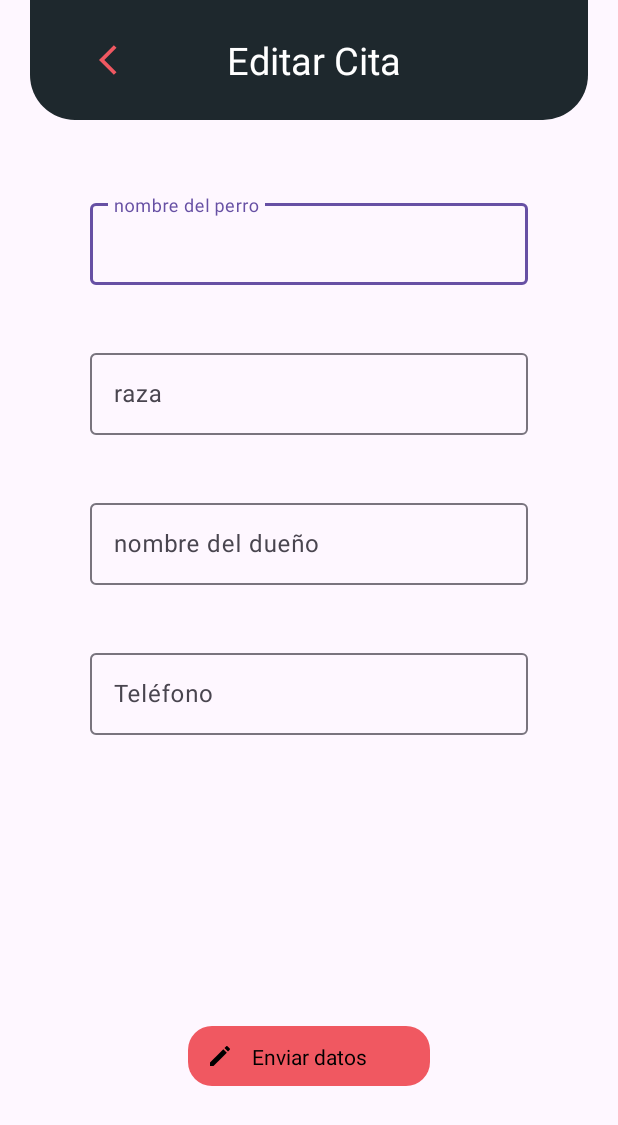
After one commit to ValSua/DogApp, an Android app: the EditActivity screen opened directly, with no data from a screen before it, on a phone screen of 412 x 824 dp. The commit adds this screen. Shown: the top 1125 px of the screen. Run offline under Robolectric (Android 15) with nearby library versions, the phone set to English and light mode, and no system bars; our stand-ins replace data binding; Roboto replaces fonts that are not available here; 1 statement that could not run was skipped.

Commit message:
toolbar personalizada, consumo de api y campos de texto controlados, funcionalidad botones

```diff
--- a/app/build.gradle.kts
+++ b/app/build.gradle.kts
@@ -36,6 +36,7 @@ android {
 
     buildFeatures{
         viewBinding = true
+        dataBinding= true
     }
 }
 
@@ -45,10 +46,15 @@ dependencies {
     implementation("androidx.appcompat:appcompat:1.6.1")
     implementation("com.google.android.material:material:1.12.0")
     implementation("androidx.constraintlayout:constraintlayout:2.1.4")
+    implementation("androidx.navigation:navigation-fragment-ktx:2.7.7")
+    implementation("androidx.navigation:navigation-ui-ktx:2.7.7")
     testImplementation("junit:junit:4.13.2")
     androidTestImplementation("androidx.test.ext:junit:1.1.5")
     androidTestImplementation("androidx.test.espresso:espresso-core:3.5.1")
     implementation("com.airbnb.android:lottie:3.7.0")
     implementation("androidx.biometric:biometric:1.1.0")
     implementation("androidx.biometric:biometric-ktx:1.2.0-alpha04")
+    implementation ("com.squareup.retrofit2:retrofit:2.9.0")
+    implementation("com.squareup.retrofit2:converter-gson:2.9.0")
+
 }
--- /dev/null
+++ b/app/src/main/java/com/example/dogapp/EditActivity.kt
@@ -0,0 +1,132 @@
+package com.example.dogapp
+
+import android.graphics.Color
+import android.os.Bundle
+import android.text.Editable
+import android.text.TextWatcher
+import android.widget.ArrayAdapter
+import android.widget.AutoCompleteTextView
+import android.widget.ImageButton
+import android.widget.TextView
+import android.widget.Toast
+import androidx.appcompat.app.AppCompatActivity
+import androidx.appcompat.widget.Toolbar
+import com.example.dogapp.databinding.ActivityEditBinding
+import com.google.android.material.textfield.TextInputEditText
+import retrofit2.Call
+import retrofit2.Callback
+import retrofit2.Response
+import retrofit2.Retrofit
+import retrofit2.converter.gson.GsonConverterFactory
+import retrofit2.create
+import retrofit2.http.GET
+import java.security.Provider.Service
+
+
+class EditActivity : AppCompatActivity() {
+
+    private lateinit var binding: ActivityEditBinding
+
+    override fun onCreate(savedInstanceState: Bundle?) {
+        super.onCreate(savedInstanceState)
+        binding = ActivityEditBinding.inflate(layoutInflater)
+        setContentView(binding.root)
+
+        // Configuración de la barra de herramientas (Toolbar)
+        val toolbar = findViewById<Toolbar>(R.id.toolbar)
+        setSupportActionBar(toolbar)
+
+        // Configuración del clic en el ícono de navegación
+        toolbar.setNavigationOnClickListener {
+            // Cierra esta actividad y regresa a la actividad anterior
+            finish()
+        }
+
+        // Obtener referencias a las vistas
+        val btnEnviarDatos = findViewById<ImageButton>(R.id.btnenviarDatos)
+        val textNameDog  = findViewById<TextInputEditText>(R.id.nombrePerro)
+        val textRazaDog = binding.raza
+        val textNameDueno = findViewById<TextInputEditText>(R.id.nombreDueno)
+        val numberPhone = findViewById<TextInputEditText>(R.id.telefono)
+        val textbtn = findViewById<TextView>(R.id.enviarDatosText)
+
+        // Definir el TextWatcher para verificar los campos llenos
+        val textWatcher = object : TextWatcher {
+            override fun beforeTextChanged(s: CharSequence?, start: Int, count: Int, after: Int) {}
+
+            override fun onTextChanged(s: CharSequence?, start: Int, before: Int, count: Int) {
+                // Verificar si todos los EditText contienen información
+                val isAllFilled = !textNameDog.text.isNullOrBlank() &&
+                        !textRazaDog.text.isNullOrBlank() &&
+                        !textNameDueno.text.isNullOrBlank() &&
+                        !numberPhone.text.isNullOrBlank()
+
+                // Si todos los EditText contienen información, habilitar el ImageButton
+                btnEnviarDatos.isEnabled = isAllFilled
+
+                // Cambiar el color del texto según si todos los campos están llenos o no
+                textbtn.setTextColor(if (isAllFilled) Color.WHITE else Color.BLACK)
+            }
+
+            override fun afterTextChanged(s: Editable?) {}
+        }
+
+
+
+        // Aplicar el TextWatcher a cada EditText
+        textRazaDog.addTextChangedListener(textWatcher)
+        textNameDog.addTextChangedListener(textWatcher)
+        textNameDueno.addTextChangedListener(textWatcher)
+        numberPhone.addTextChangedListener(textWatcher)
+
+        // Configuración del clic en el botón de envío de datos
+        btnEnviarDatos.setOnClickListener {
+            // Verificar si todos los campos están llenos
+            if (btnEnviarDatos.isEnabled) {
+                // Realizar la acción deseada si todos los campos están llenos
+                Toast.makeText(this, "ImageButton clicked", Toast.LENGTH_SHORT).show()
+            } else {
+                // Realizar alguna otra acción si no todos los campos están llenos
+                // Por ejemplo, no hacer nada
+            }
+        }
+
+        // Deshabilitar el botón de envío de datos inicialmente
+        btnEnviarDatos.isEnabled = false
+
+        setupAutoCompleteTextView()
+    }
+
+    private fun setupAutoCompleteTextView() {
+        val retrofit = Retrofit.Builder()
+            .baseUrl("https://dog.ceo/")
+            .addConverterFactory(GsonConverterFactory.create())
+            .build()
+
+        val service = retrofit.create(DogService::class.java)
+
+        service.getBreeds().enqueue(object : Callback<BreedsResponse> {
+            override fun onResponse(call: Call<BreedsResponse>, response: Response<BreedsResponse>) {
+            if (response.isSuccessful) {
+                val breeds = response.body()?.message?.keys?.toList() ?: emptyList()
+                val adapter = ArrayAdapter(this@EditActivity, android.R.layout.simple_dropdown_item_1line, breeds)
+                binding.raza.setAdapter(adapter)
+            }
+        }
+
+            override fun onFailure(call: Call<BreedsResponse>, t: Throwable) {
+            Toast.makeText(this@EditActivity, "Error al obtener las razas de perros", Toast.LENGTH_SHORT).show()
+        }
+        })
+    }
+    interface DogService {
+        @GET("api/breeds/list/all")
+        fun getBreeds(): Call<BreedsResponse>
+    }
+
+    data class BreedsResponse(
+        val message: Map<String, List<String>>,
+    val status: String
+    )
+
+}
--- a/app/src/main/java/com/example/dogapp/HelloWorldActivity.kt
+++ b/app/src/main/java/com/example/dogapp/HelloWorldActivity.kt
@@ -1,12 +1,26 @@
 package com.example.dogapp
 
+import android.content.Intent
 import android.os.Bundle
+import android.view.View
+import android.widget.Button
 import androidx.appcompat.app.AppCompatActivity
+import androidx.fragment.app.Fragment
+import androidx.fragment.app.FragmentActivity
+import androidx.navigation.findNavController
 
-class HelloWorldActivity : AppCompatActivity() {
+class HelloWorldActivity : FragmentActivity() {
     override fun onCreate(savedInstanceState: Bundle?) {
         super.onCreate(savedInstanceState)
         setContentView(R.layout.activity_hello_world)
-        // Aquí puedes realizar cualquier inicialización adicional
+
+        val botonEditarCita: Button = findViewById(R.id.btn_editar_Cita)
+
+        botonEditarCita.setOnClickListener {
+            // Iniciar com.example.dogapp.EditActivity cuando se haga clic en el botón
+            val intent = Intent(this, EditActivity::class.java)
+            startActivity(intent)
+        }
     }
+
 }
--- /dev/null
+++ b/app/src/main/res/drawable/ic_arrow_back.xml
@@ -0,0 +1,5 @@
+<vector android:autoMirrored="true" android:height="24dp"
+    android:tint="#F05861" android:viewportHeight="24"
+    android:viewportWidth="24" android:width="24dp" xmlns:android="http://schemas.android.com/apk/res/android">
+    <path android:fillColor="@android:color/white" android:pathData="M11.67,3.87L9.9,2.1 0,12l9.9,9.9 1.77,-1.77L3.54,12z"/>
+</vector>
--- /dev/null
+++ b/app/src/main/res/drawable/ic_pencil.xml
@@ -0,0 +1,6 @@
+<vector android:height="30dp" android:tint="#000000"
+    android:viewportHeight="30" android:viewportWidth="30"
+    android:width="30dp" xmlns:android="http://schemas.android.com/apk/res/android">
+    <path android:fillColor="@android:color/white" android:pathData="M20.88,11.29l-1.17,-1.17c-0.16,-0.16 -0.42,-0.16 -0.58,0L18.25,11L20,12.75l0.88,-0.88C21.04,11.71 21.04,11.45 20.88,11.29z"/>
+    <path android:fillColor="@android:color/white" android:pathData="M11,18.25l0,1.75l1.75,0l6.67,-6.67l-1.75,-1.75z"/>
+    </vector>
--- /dev/null
+++ b/app/src/main/res/drawable/image_button_background.xml
@@ -0,0 +1,11 @@
+<?xml version="1.0" encoding="utf-8"?>
+<shape xmlns:android="http://schemas.android.com/apk/res/android"
+    android:shape="rectangle">
+
+    <!-- Color de fondo -->
+    <solid android:color="@color/red" />
+
+    <!-- Bordes redondeados -->
+    <corners android:radius="16dp" />
+
+</shape>
--- /dev/null
+++ b/app/src/main/res/drawable/text_background.xml
@@ -0,0 +1,18 @@
+<?xml version="1.0" encoding="utf-8"?>
+<selector xmlns:android="http://schemas.android.com/apk/res/android">
+    <item android:state_enabled="true"
+        android:state_focused="true">
+        <shape android:padding="10dp" android:shape="rectangle">
+            <solid android:color="@color/morado" />
+            <stroke android:width="2dp" android:color="#ffa0a496" />
+            <corners android:bottomLeftRadius="15dp" android:bottomRightRadius="15dp" android:topLeftRadius="15dp" android:topRightRadius="15dp" />
+        </shape>
+    </item>
+    <item android:state_enabled="true">
+        <shape android:padding="10dp"
+            android:shape="rectangle">
+            <solid android:color="#FFFFFF" />
+            <corners android:bottomLeftRadius="15dp" android:bottomRightRadius="15dp" android:topLeftRadius="15dp" android:topRightRadius="15dp" />
+        </shape>
+    </item>
+</selector>
--- /dev/null
+++ b/app/src/main/res/drawable/toolbar_background.xml
@@ -0,0 +1,6 @@
+<?xml version="1.0" encoding="utf-8"?>
+<shape xmlns:android="http://schemas.android.com/apk/res/android">
+    <solid android:color="@color/gray" />
+    <corners android:topLeftRadius="0dp" android:topRightRadius="0dp"
+        android:bottomLeftRadius="30dp" android:bottomRightRadius="30dp"/>
+</shape>
--- /dev/null
+++ b/app/src/main/res/layout/activity_edit.xml
@@ -0,0 +1,139 @@
+<?xml version="1.0" encoding="utf-8"?>
+<androidx.constraintlayout.widget.ConstraintLayout xmlns:android="http://schemas.android.com/apk/res/android"
+    xmlns:app="http://schemas.android.com/apk/res-auto"
+    xmlns:tools="http://schemas.android.com/tools"
+    android:layout_width="match_parent"
+    android:layout_height="match_parent"
+    tools:context=".EditActivity">
+
+    <!-- TODO: Update blank fragment layout -->
+    <include
+        android:id="@+id/include"
+        layout="@layout/toolbar" />
+
+    <androidx.constraintlayout.widget.ConstraintLayout
+        android:id="@+id/datos"
+        android:layout_width="match_parent"
+        android:layout_height="0dp"
+        android:layout_marginTop="50dp"
+        android:layout_marginBottom="0dp"
+        app:layout_constraintBottom_toTopOf="@id/enviarDatosLayout"
+        app:layout_constraintTop_toBottomOf="@id/include">
+
+        <com.google.android.material.textfield.TextInputLayout
+            android:id="@+id/nombrePerroLayout"
+            style="@style/Widget.Material3.TextInputLayout.OutlinedBox"
+            android:layout_width="match_parent"
+            android:layout_height="60dp"
+            android:layout_marginStart="60dp"
+            android:layout_marginEnd="60dp"
+            android:hint="nombre del perro"
+            app:layout_constraintEnd_toEndOf="parent"
+            app:layout_constraintStart_toStartOf="parent"
+            tools:ignore="MissingConstraints">
+            <com.google.android.material.textfield.TextInputEditText
+                android:id="@+id/nombrePerro"
+                android:layout_width="match_parent"
+                android:layout_height="wrap_content"
+                android:inputType="textPersonName"
+                android:maxLength="15"
+                android:maxLines="1" />
+        </com.google.android.material.textfield.TextInputLayout>
+
+        <com.google.android.material.textfield.TextInputLayout
+            android:id="@+id/razaLayout"
+            android:layout_width="match_parent"
+            android:layout_height="60dp"
+            android:layout_marginStart="60dp"
+            android:layout_marginTop="40dp"
+            android:hint="raza"
+            android:layout_marginEnd="60dp"
+            app:layout_constraintEnd_toEndOf="parent"
+            app:layout_constraintStart_toStartOf="parent"
+            app:layout_constraintTop_toBottomOf="@id/nombrePerroLayout" >
+            <AutoCompleteTextView
+                android:id="@+id/raza"
+                style="@style/Widget.Material3.AutoCompleteTextView.OutlinedBox.Dense"
+                android:layout_width="match_parent"
+                android:layout_height="match_parent"
+                tools:ignore="LabelFor" />
+        </com.google.android.material.textfield.TextInputLayout>
+
+
+
+        <com.google.android.material.textfield.TextInputLayout
+            android:id="@+id/nombreDuenoLayout"
+            style="@style/Widget.Material3.TextInputLayout.OutlinedBox"
+            android:layout_width="match_parent"
+            android:layout_height="60dp"
+            android:layout_marginStart="60dp"
+            android:layout_marginTop="40dp"
+            android:layout_marginEnd="60dp"
+            android:hint="nombre del dueño"
+            app:layout_constraintEnd_toEndOf="parent"
+            app:layout_constraintStart_toStartOf="parent"
+            app:layout_constraintTop_toBottomOf="@id/razaLayout">
+            <com.google.android.material.textfield.TextInputEditText
+                android:id="@+id/nombreDueno"
+                android:layout_width="match_parent"
+                android:layout_height="wrap_content"
+                android:inputType="textPersonName"
+                android:maxLength="30"
+                android:maxLines="1" />
+        </com.google.android.material.textfield.TextInputLayout>
+
+        <com.google.android.material.textfield.TextInputLayout
+            android:id="@+id/telefonoLayout"
+            style="@style/Widget.Material3.TextInputLayout.OutlinedBox"
+            android:layout_width="match_parent"
+            android:layout_height="60dp"
+            android:layout_marginStart="60dp"
+            android:layout_marginTop="40dp"
+            android:layout_marginEnd="60dp"
+            android:hint="Teléfono"
+            app:counterEnabled="true"
+            app:counterMaxLength="10"
+            app:layout_constraintEnd_toEndOf="parent"
+            app:layout_constraintStart_toStartOf="parent"
+            app:layout_constraintTop_toBottomOf="@id/nombreDuenoLayout">
+            <com.google.android.material.textfield.TextInputEditText
+                android:id="@+id/telefono"
+                android:layout_width="match_parent"
+                android:layout_height="wrap_content"
+                android:inputType="phone"
+                android:maxLength="10"
+                android:maxLines="1" />
+        </com.google.android.material.textfield.TextInputLayout>
+
+    </androidx.constraintlayout.widget.ConstraintLayout>
+    <androidx.constraintlayout.widget.ConstraintLayout
+        android:id="@+id/enviarDatosLayout"
+        android:layout_width="161dp"
+        android:layout_height="40dp"
+        app:layout_constraintBottom_toBottomOf="parent"
+        app:layout_constraintEnd_toEndOf="parent"
+        app:layout_constraintStart_toStartOf="parent"
+        android:layout_marginBottom="100dp"
+        >
+        <ImageButton
+            android:id="@+id/btnenviarDatos"
+            android:layout_width="match_parent"
+            android:layout_height="match_parent"
+            android:src="@drawable/ic_pencil"
+            android:scaleType="fitStart"
+            app:layout_constraintEnd_toStartOf="@+id/enviarDatosText"
+            android:background="@drawable/image_button_background"
+            tools:ignore="MissingConstraints,TouchTargetSizeCheck,SpeakableTextPresentCheck" />
+        <TextView
+            android:id="@+id/enviarDatosText"
+            android:layout_width="match_parent"
+            android:layout_height="wrap_content"
+            android:text="Enviar datos"
+            android:textAlignment="center"
+            android:textColor="@color/black"
+            app:layout_constraintBottom_toBottomOf="parent"
+            app:layout_constraintTop_toTopOf="parent"
+            app:layout_constraintStart_toEndOf="@+id/btnenviarDatos"
+            app:layout_constraintEnd_toEndOf="parent" />
+    </androidx.constraintlayout.widget.ConstraintLayout>
+</androidx.constraintlayout.widget.ConstraintLayout>
--- a/app/src/main/res/layout/activity_hello_world.xml
+++ b/app/src/main/res/layout/activity_hello_world.xml
@@ -2,6 +2,7 @@
 <androidx.constraintlayout.widget.ConstraintLayout xmlns:android="http://schemas.android.com/apk/res/android"
     xmlns:app="http://schemas.android.com/apk/res-auto"
     xmlns:tools="http://schemas.android.com/tools"
+    android:id="@+id/activity_hello"
     android:layout_width="match_parent"
     android:layout_height="match_parent">
 
@@ -14,4 +15,12 @@
         app:layout_constraintEnd_toEndOf="parent"
         app:layout_constraintStart_toStartOf="parent"
         app:layout_constraintTop_toTopOf="parent" />
+
+    <Button
+        android:id="@+id/btn_editar_Cita"
+        android:layout_width="wrap_content"
+        android:layout_height="wrap_content"
+        android:text="editar"
+        tools:ignore="MissingConstraints" />
+
 </androidx.constraintlayout.widget.ConstraintLayout>
--- /dev/null
+++ b/app/src/main/res/layout/toolbar.xml
@@ -0,0 +1,43 @@
+<?xml version="1.0" encoding="utf-8"?>
+<layout xmlns:android="http://schemas.android.com/apk/res/android"
+    xmlns:app="http://schemas.android.com/apk/res-auto"
+    xmlns:tools="http://schemas.android.com/tools">
+
+    <androidx.coordinatorlayout.widget.CoordinatorLayout
+        android:layout_width="match_parent"
+        android:layout_height="wrap_content">
+
+        <com.google.android.material.appbar.AppBarLayout
+            android:layout_width="match_parent"
+            android:layout_height="wrap_content"
+            android:layout_marginStart="20dp"
+            android:layout_marginEnd="20dp"
+            android:background="@drawable/toolbar_background"
+            >
+
+            <androidx.appcompat.widget.Toolbar
+                android:id="@+id/toolbar"
+                android:layout_width="match_parent"
+                android:layout_height="80dp"
+                android:layout_marginStart="30dp"
+                android:layout_marginEnd="30dp"
+                app:navigationIcon="@drawable/ic_arrow_back"
+                app:buttonGravity="center_vertical"
+                >
+
+                <TextView
+                    android:layout_width="match_parent"
+                    android:layout_height="wrap_content"
+                    android:text="@string/edit_fragment_name"
+                    android:textAlignment="center"
+                    android:textColor="@color/white"
+                    android:textSize="25sp"
+                    android:layout_marginEnd="50dp"/>
+
+            </androidx.appcompat.widget.Toolbar>
+
+        </com.google.android.material.appbar.AppBarLayout>
+
+    </androidx.coordinatorlayout.widget.CoordinatorLayout>
+
+</layout>
--- a/app/src/main/res/values/colors.xml
+++ b/app/src/main/res/values/colors.xml
@@ -1,5 +1,8 @@
 <?xml version="1.0" encoding="utf-8"?>
 <resources>
     <color name="black">#FF000000</color>
-    <color name="white">#FFFFFFFF</color>
+    <color name="white">#FFFFFF</color>
+    <color name="gray">#1E282D</color>
+    <color name="red">#FFF05861</color>
+    <color name="morado">#FF9C27B0</color>
 </resources>
--- a/app/src/main/res/values/strings.xml
+++ b/app/src/main/res/values/strings.xml
@@ -1,3 +1,6 @@
 <resources>
     <string name="app_name">DogApp</string>
+    <string name="edit_fragment_name">Editar Cita</string>
+    <!-- TODO: Remove or change this placeholder text -->
+    <string name="hello_blank_fragment">Hello blank fragment</string>
 </resources>
```
Also changed, not shown: app/src/main/AndroidManifest.xml (+7 -5 lines).
